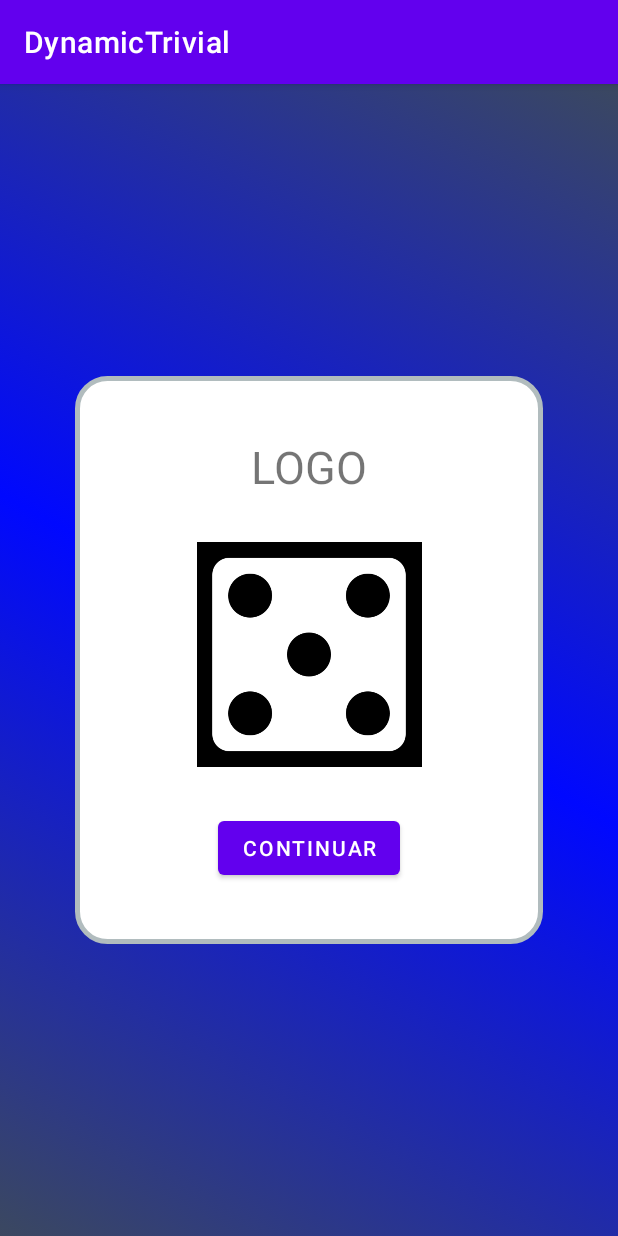
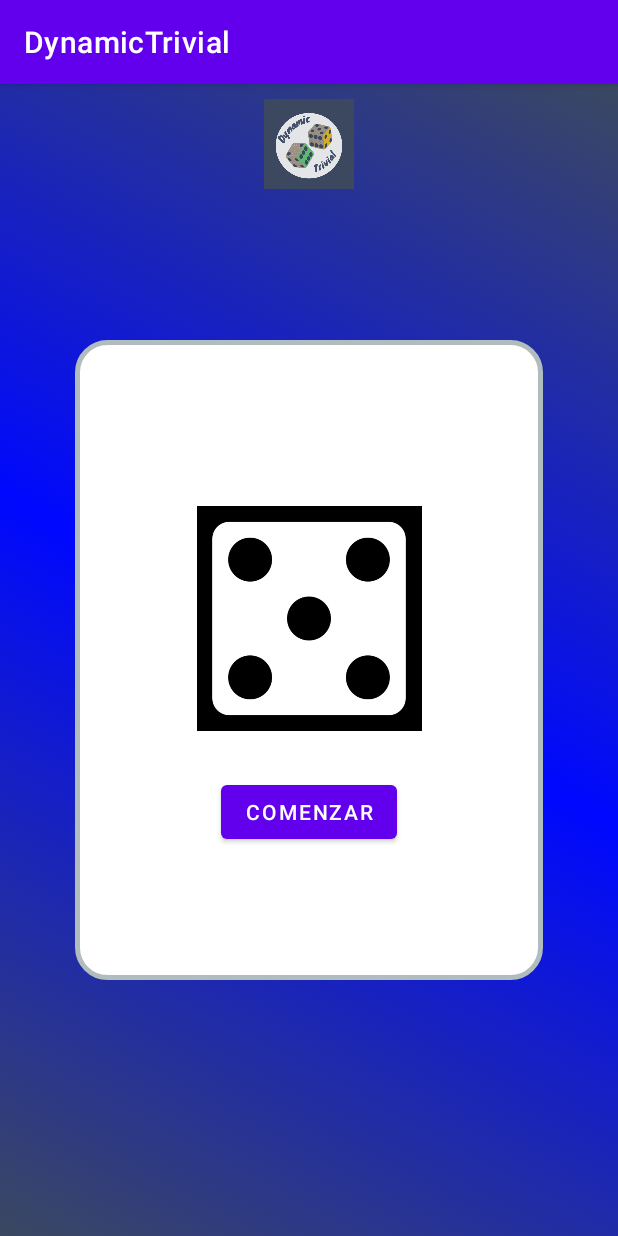
Before and after one commit to EsDeSepa/ConocimientodelMedio, an Android app: the DiceSensorActivity screen opened directly, with no data from a screen before it, on a phone screen of 412 x 824 dp. Run offline under Robolectric (Android 15) with nearby library versions, the phone set to English and light mode, and no system bars; our stand-ins replace Firebase (no records; nobody signed in at launch, a user with empty details on screens opened directly).

Commit message:
Fixed die with sensor

```diff
--- a/DynamicTrivial/app/src/main/java/com/example/dynamictrivial/DiceActivity.java
+++ b/DynamicTrivial/app/src/main/java/com/example/dynamictrivial/DiceActivity.java
@@ -37,7 +37,6 @@ public class DiceActivity extends AppCompatActivity {
         mpClick = MediaPlayer.create(this, R.raw.click_sound);
         mpDice = MediaPlayer.create(this, R.raw.dice_sound);
         rollDice();
-
         pressed = false;
         currentPlayerTextView = findViewById(R.id.current_player);
         //pilla los selectedPlayers
@@ -83,8 +82,9 @@ public class DiceActivity extends AppCompatActivity {
         rollButton.setOnClickListener(new View.OnClickListener() {
             @Override
             public void onClick (View view){
-                mpDice.start();
+
                 if(!pressed) {
+                    mpDice.start();
                     rollDice();
                     pressed = true;
                     nextButton.setVisibility(View.VISIBLE); // make the button visible
--- a/DynamicTrivial/app/src/main/java/com/example/dynamictrivial/DiceSensorActivity.java
+++ b/DynamicTrivial/app/src/main/java/com/example/dynamictrivial/DiceSensorActivity.java
@@ -11,8 +11,14 @@ import android.os.Bundle;
 import android.view.View;
 import android.widget.Button;
 import android.widget.ImageView;
+import android.widget.TextView;
 
 import androidx.appcompat.app.AppCompatActivity;
+
+import com.google.firebase.database.DataSnapshot;
+import com.google.firebase.database.DatabaseError;
+import com.google.firebase.database.FirebaseDatabase;
+import com.google.firebase.database.ValueEventListener;
 
 import java.util.ArrayList;
 import java.util.List;
@@ -22,15 +28,15 @@ import java.util.Random;
 
 public class DiceSensorActivity extends AppCompatActivity implements SensorEventListener {
 
+    TextView currentPlayerTextView;
     ImageView diceImg;
     Button rollButton;
     Button nextButton;
     Boolean pressed;
+    List<String> selectedPlayers;
     MediaPlayer mpClick;
     MediaPlayer mpDice;
-    List<String> selectedPlayers;
 
-    //private MediaPlayer mediaPlayer;
 
     private SensorManager sensorManager;
     private Sensor accelerometer;
@@ -44,47 +50,73 @@ public class DiceSensorActivity extends AppCompatActivity implements SensorEvent
     protected void onCreate(Bundle savedInstanceState) {
         super.onCreate(savedInstanceState);
         setContentView(R.layout.activity_dice_sensor);
-        mpDice= MediaPlayer.create(this, R.raw.dice_sound);
         diceImg = findViewById(R.id.imageDice);
-
+        mpClick = MediaPlayer.create(this, R.raw.click_sound);
+        mpDice = MediaPlayer.create(this, R.raw.dice_sound);
+        rollDice();
+        pressed = false;
+        currentPlayerTextView = findViewById(R.id.current_player);
         //pilla los selectedPlayers
         Intent intent = getIntent();
         selectedPlayers = intent.getStringArrayListExtra("selectedPlayers");
 
-        rollDice();
-        pressed = false;
-        /*mediaPlayer = MediaPlayer.create(this, R.raw.dice_sound);
-        mediaPlayer.setOnCompletionListener(new MediaPlayer.OnCompletionListener() {
+        FirebaseDatabase database = FirebaseDatabase.getInstance();
+
+        // Get a reference to the "jugadorActual" value in the Firebase database
+        database.getReference("jugadorActual").addListenerForSingleValueEvent(new ValueEventListener() {
             @Override
-            public void onCompletion(MediaPlayer mp) {
-                mp.release();
+            public void onDataChange(DataSnapshot dataSnapshot) {
+                // Get the current player's ID from the dataSnapshot
+                String currentPlayerId = dataSnapshot.getValue(String.class);
+
+                // Use the current player's ID to retrieve their "nombre" field from the "jugadores" object
+                database.getReference("jugadores/" + currentPlayerId + "/nombre").addListenerForSingleValueEvent(new ValueEventListener() {
+                    @Override
+                    public void onDataChange(DataSnapshot dataSnapshot) {
+                        // Get the current player's name from the dataSnapshot
+                        String currentPlayerName = dataSnapshot.getValue(String.class);
+
+                        // Set the current player's name in the TextView
+                        currentPlayerTextView.setText(currentPlayerName);
+                    }
+
+                    @Override
+                    public void onCancelled(DatabaseError databaseError) {
+                        // Handle database errors here
+                    }
+                });
             }
-        });*/
+
+            @Override
+            public void onCancelled(DatabaseError databaseError) {
+                // Handle database errors here
+            }
+        });
+
 
         sensorManager = (SensorManager) getSystemService(Context.SENSOR_SERVICE);
         accelerometer = sensorManager.getDefaultSensor(Sensor.TYPE_ACCELEROMETER);
         sensorManager.registerListener(this, accelerometer, SensorManager.SENSOR_DELAY_NORMAL);
 
-        //rollButton = (Button) findViewById(R.id.roll_button);
+        rollButton = (Button) findViewById(R.id.roll_button);
         rollButton.setOnClickListener(new View.OnClickListener() {
             @Override
             public void onClick(View view) {
                 mpDice.start();
                 if (!pressed) {
+                    mpDice.start();
                     rollDice();
-                    /*mediaPlayer.start();
-                    mediaPlayer.release();
-                    mediaPlayer = null;*/
                     pressed = true;
+                    nextButton.setVisibility(View.VISIBLE);
                 }
             }
         });
 
-        nextButton = (Button) findViewById(R.id.btn_continue);
+        nextButton = (Button) findViewById(R.id.next_button);
+        nextButton.setVisibility(View.INVISIBLE);
         nextButton.setOnClickListener(new View.OnClickListener() {
             @Override
             public void onClick (View view){
-                mpClick.start();
                 Intent intent = new Intent(DiceSensorActivity.this, DondeCaiActivity.class);
                 intent.putExtra("selectedPlayers", (ArrayList<String>) selectedPlayers);
                 startActivity(intent);
@@ -97,13 +129,7 @@ public class DiceSensorActivity extends AppCompatActivity implements SensorEvent
 
     @Override
     public void onSensorChanged(SensorEvent event) {
-        /*MediaPlayer mediaPlayer = MediaPlayer.create(this, R.raw.dice_sound);
-        mediaPlayer.setOnCompletionListener(new MediaPlayer.OnCompletionListener() {
-            @Override
-            public void onCompletion(MediaPlayer mp) {
-                mp.release();
-            }
-        });*/
+
         if (event.sensor.getType() == Sensor.TYPE_ACCELEROMETER) {
             long curTime = System.currentTimeMillis();
             if ((curTime - lastUpdate) > 100) {
@@ -118,13 +144,11 @@ public class DiceSensorActivity extends AppCompatActivity implements SensorEvent
 
                 if (speed > SHAKE_THRESHOLD) {
                     if (!pressed) {
+                        mpDice.start();
                         rollDice();
-                        /*
-                        mediaPlayer.start();
-                        mediaPlayer.release();
-                        mediaPlayer = null;
-                        */
+
                         pressed = true;
+                        nextButton.setVisibility(View.VISIBLE);
 
                     }
                 }
@@ -144,17 +168,12 @@ public class DiceSensorActivity extends AppCompatActivity implements SensorEvent
         super.onPause();
         sensorManager.unregisterListener(this);
 
-        // Release the MediaPlayer object
-        /*if (mediaPlayer != null) {
-            mediaPlayer.release();
-        }*/
     }
 
     @Override
     protected void onStop() {
         super.onStop();
-        /*mediaPlayer.release();
-        mediaPlayer = null;*/
+
     }
 
     @Override
@@ -163,16 +182,11 @@ public class DiceSensorActivity extends AppCompatActivity implements SensorEvent
         sensorManager.registerListener(this, accelerometer, SensorManager.SENSOR_DELAY_NORMAL);
     }
 
-    private int previousDiceValue = -1; // initialize to an impossible value
 
     public void rollDice() {
-        int diceValue;
-        do {
-            diceValue = new Random().nextInt(6) + 1;
-        } while (diceValue == previousDiceValue);
-        previousDiceValue = diceValue;
+        int diceValue = new Random().nextInt(6) + 1;
+        int res = getResources().getIdentifier("dice" + diceValue, "drawable", "com.example.dynamictrivial");
 
-        int res = getResources().getIdentifier("dice" + diceValue, "drawable", "com.example.dynamictrivial");
         diceImg.setImageResource(res);
     }
 }
--- a/DynamicTrivial/app/src/main/java/com/example/dynamictrivial/VictoryActivity.java
+++ b/DynamicTrivial/app/src/main/java/com/example/dynamictrivial/VictoryActivity.java
@@ -8,6 +8,7 @@ import android.text.Spannable;
 import android.text.SpannableString;
 import android.text.SpannableStringBuilder;
 import android.text.style.StyleSpan;
+import android.view.Gravity;
 import android.view.View;
 import android.widget.Button;
 import android.widget.LinearLayout;
@@ -44,6 +45,8 @@ public class VictoryActivity extends AppCompatActivity {
         LinearLayout layoutVictoria = findViewById(R.id.layout_victory);
         TextView winner = new TextView(VictoryActivity.this);
         winner.setText(winningPlayer);
+        winner.setGravity(Gravity.CENTER);
+        winner.setTextSize(24);
         layoutVictoria.addView(winner,1);
 
         nextButton = findViewById(R.id.btn_continue);
--- a/DynamicTrivial/app/src/main/res/layout/activity_dice_sensor.xml
+++ b/DynamicTrivial/app/src/main/res/layout/activity_dice_sensor.xml
@@ -2,11 +2,20 @@
 <androidx.constraintlayout.widget.ConstraintLayout
     xmlns:android="http://schemas.android.com/apk/res/android"
     xmlns:app="http://schemas.android.com/apk/res-auto"
+    xmlns:tools="http://schemas.android.com/tools"
     android:layout_width="match_parent"
     android:layout_height="match_parent"
     android:background="@drawable/gradient_background">
 
-
+    <ImageView
+        android:id="@+id/imageView"
+        android:layout_width="wrap_content"
+        android:layout_height="80dp"
+        android:layout_margin="50dp"
+        android:padding="10dp"
+        android:gravity="center"
+        app:srcCompat="@drawable/dynamictriviallogo"
+        tools:ignore="MissingConstraints" />
 
     <LinearLayout
         android:id="@+id/login_layout"
@@ -23,12 +32,12 @@
         app:layout_constraintTop_toTopOf="parent">
 
         <TextView
-            android:id="@+id/title_textview"
+            android:id="@+id/current_player"
             android:layout_width="wrap_content"
             android:layout_height="wrap_content"
-            android:text="LOGO"
+            android:text=""
             android:textSize="30sp"
-            app:layout_constraintBottom_toTopOf="@+id/login_layout"
+            app:layout_constraintBottom_toTopOf="@+id/dice_layout"
             app:layout_constraintEnd_toEndOf="parent"
             app:layout_constraintStart_toStartOf="parent"
             app:layout_constraintTop_toTopOf="parent" />
@@ -49,8 +58,14 @@
             android:layout_height="30dp" />
 
         <Button
-            android:id="@+id/btn_continue"
+            android:id="@+id/roll_button"
             android:layout_width="wrap_content"
+            android:layout_height="wrap_content"
+            android:gravity="center"
+            android:text="Comenzar" />
+        <Button
+            android:id="@+id/next_button"
+            android:layout_width="match_parent"
             android:layout_height="wrap_content"
             android:gravity="center"
             android:text="Continuar" />
```
